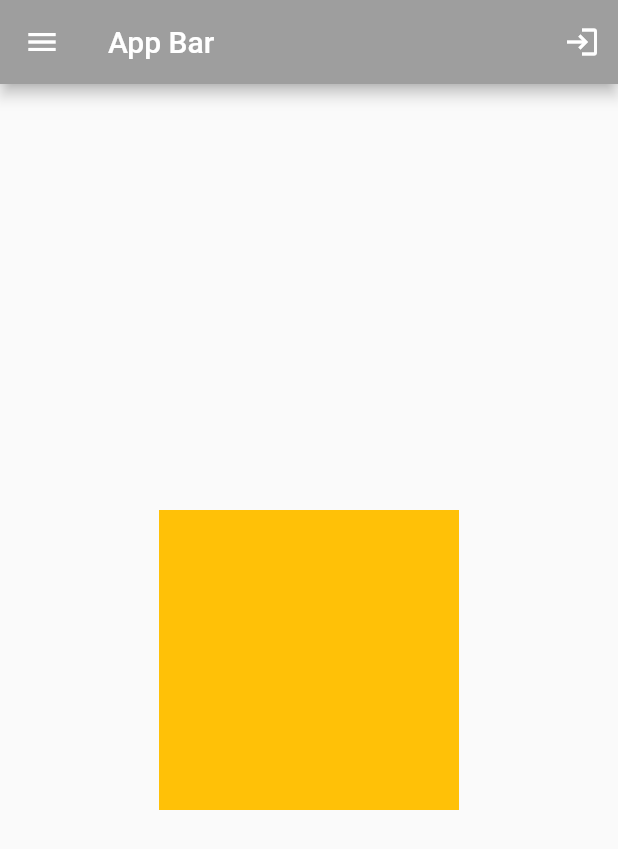
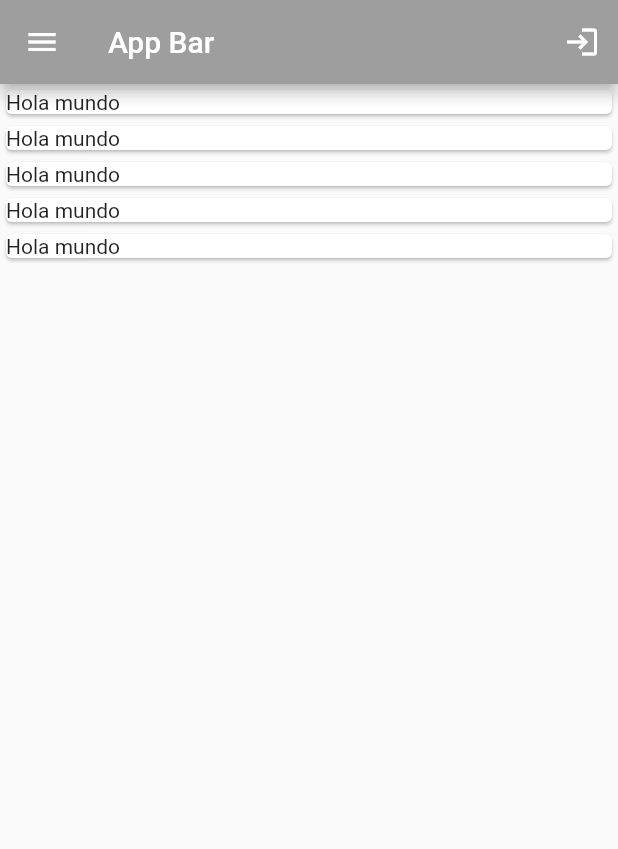
Before and after one commit to rogelio1502/learning-flutter, a Flutter app: the screen it shows after launch, on a phone screen of 412 x 824 dp. Shown: the top 849 px of the screen. Run offline on Flutter 3.47's test engine with Material 2 defaults, Android fonts, the phone set to English and light mode, and no system bars.

Commit message:
ListView Card

```diff
--- a/lib/main.dart
+++ b/lib/main.dart
@@ -17,12 +17,24 @@ class MyApp extends StatelessWidget {
           ],
           backgroundColor: Colors.grey,
         ),
-        body: Center(
-          child: Container(
-            width: 200,
-            height: 200,
-            color: Colors.amber[500],
-          ),
+        body: ListView(
+          children: <Widget>[
+            Card(
+              child: Text('Hola mundo'),
+            ),
+            Card(
+              child: Text('Hola mundo'),
+            ),
+            Card(
+              child: Text('Hola mundo'),
+            ),
+            Card(
+              child: Text('Hola mundo'),
+            ),
+            Card(
+              child: Text('Hola mundo'),
+            ),
+          ],
         ),
 
         drawer: Drawer(),
```
